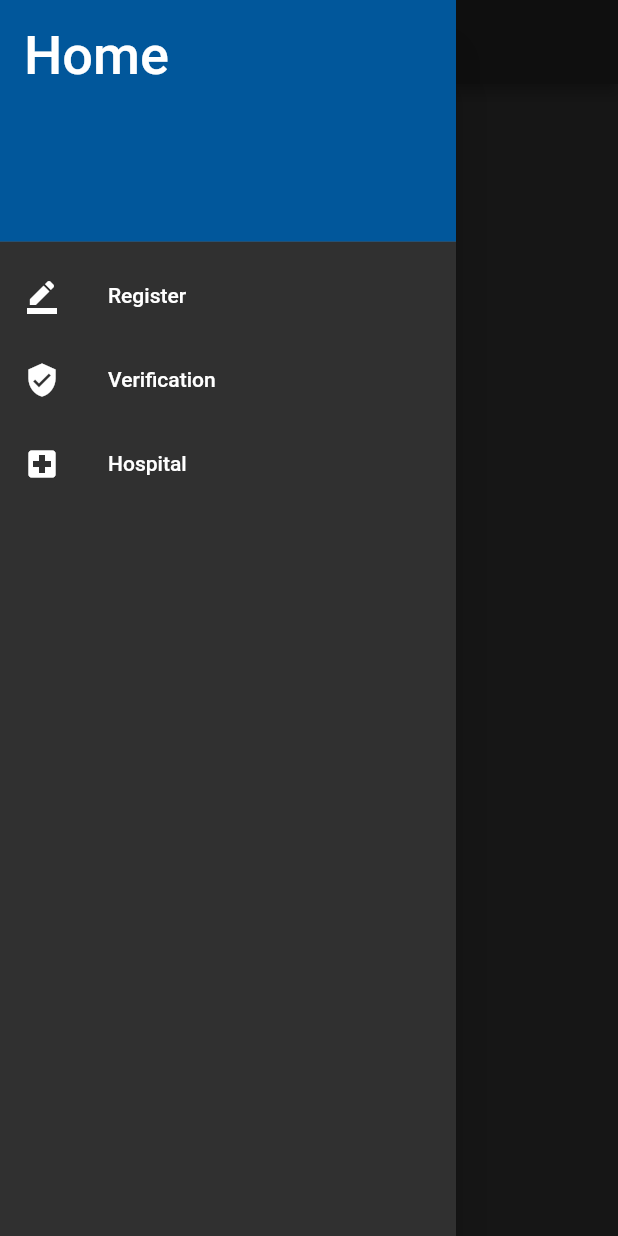
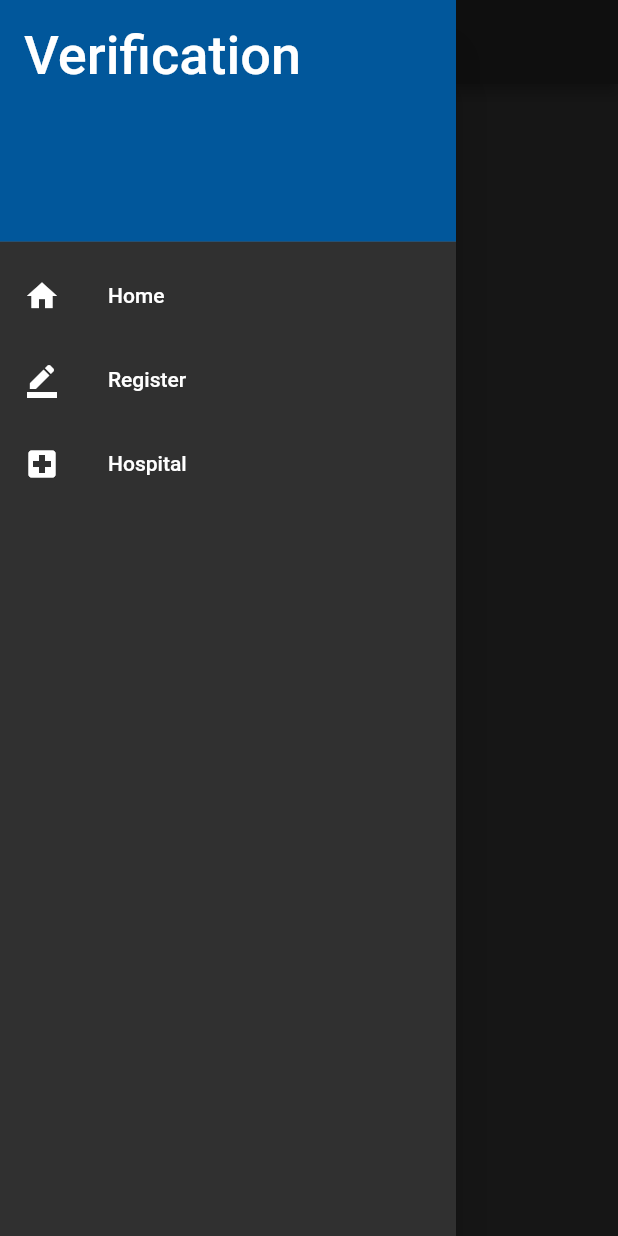
Before and after one commit to abhirup-deb/Hospital_Municipal_Portal, a Flutter app: the Verification screen opened by its route, with the side drawer open, on a phone screen of 412 x 824 dp. Run offline on Flutter 3.47's test engine with Material 2 defaults, Android fonts, the phone set to English and light mode, and no system bars.

Commit message:
All pages linked and Errors Fixed

```diff
--- a/Desktop/hospital_portal/lib/screens/Hospital.dart
+++ b/Desktop/hospital_portal/lib/screens/Hospital.dart
@@ -12,7 +12,7 @@ class Hospital extends StatefulWidget {
 class _HospitalState extends  State<Hospital>{
   @override
   Widget build(BuildContext context) {
-    return Scaffold(appBar: AppBar(title: Text('Home'),centerTitle: true,
+    return Scaffold(appBar: AppBar(title: Text('Hospital'),centerTitle: true,
     ),
         drawer: Drawer(child: ListView(
           padding: EdgeInsets.zero,
@@ -22,7 +22,7 @@ class _HospitalState extends  State<Hospital>{
                 color: Color(0xFF01579B),
               ),
               child: Text(
-                'Home',
+                'Hospital',
                 style: TextStyle(
                   color: Colors.white,
                   fontSize: 36,
--- a/Desktop/hospital_portal/lib/screens/Verification.dart
+++ b/Desktop/hospital_portal/lib/screens/Verification.dart
@@ -1,4 +1,8 @@
 import 'package:flutter/material.dart';
+import 'package:hospital_portal/screens/Homepage.dart';
+import 'package:hospital_portal/screens/Hospital.dart';
+import 'package:hospital_portal/screens/Registration.dart';
+
 
 class Verification extends StatefulWidget {
   static const String id = 'verification';
@@ -10,7 +14,7 @@ class _VerificationState extends  State<Verification>{
   @override
   Widget build(BuildContext context) {
     return Scaffold(
-        appBar: AppBar(title: Text('Home'),centerTitle: true,
+        appBar: AppBar(title: Text('Verification'),centerTitle: true,
         ),
         drawer: Drawer(child: ListView(
           padding: EdgeInsets.zero,
@@ -20,12 +24,19 @@ class _VerificationState extends  State<Verification>{
                 color: Color(0xFF01579B),
               ),
               child: Text(
-                'Home',
+                'Verification',
                 style: TextStyle(
                   color: Colors.white,
                   fontSize: 36,
                 ),
               ),
+            ),
+            ListTile(
+              leading: Icon(Icons.home),
+              title: Text('Home'),
+              onTap: () {
+                Navigator.pushNamed(context, Homepage.id);
+              },
             ),
             ListTile(
               leading: Icon(Icons.border_color),
@@ -34,13 +45,7 @@ class _VerificationState extends  State<Verification>{
                 Navigator.pushNamed(context, Registration.id);
               },
             ),
-            ListTile(
-              leading: Icon(Icons.verified_user),
-              title: Text('Verification'),
-              onTap: () {
-                Navigator.pushNamed(context, Verification.id);
-              },
-            ),
+
             ListTile(
               leading: Icon(Icons.local_hospital),
               title: Text('Hospital'),
```
Also changed, not shown: Desktop/hospital_portal/lib/screens/Registration.dart (+9 -5 lines).
